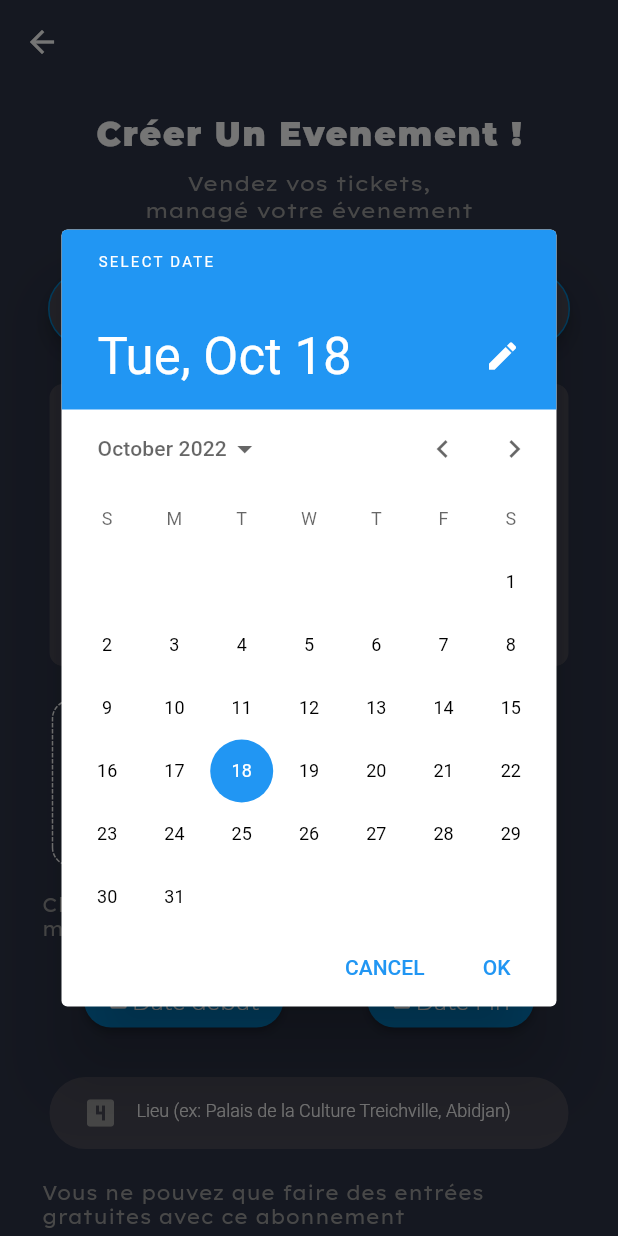
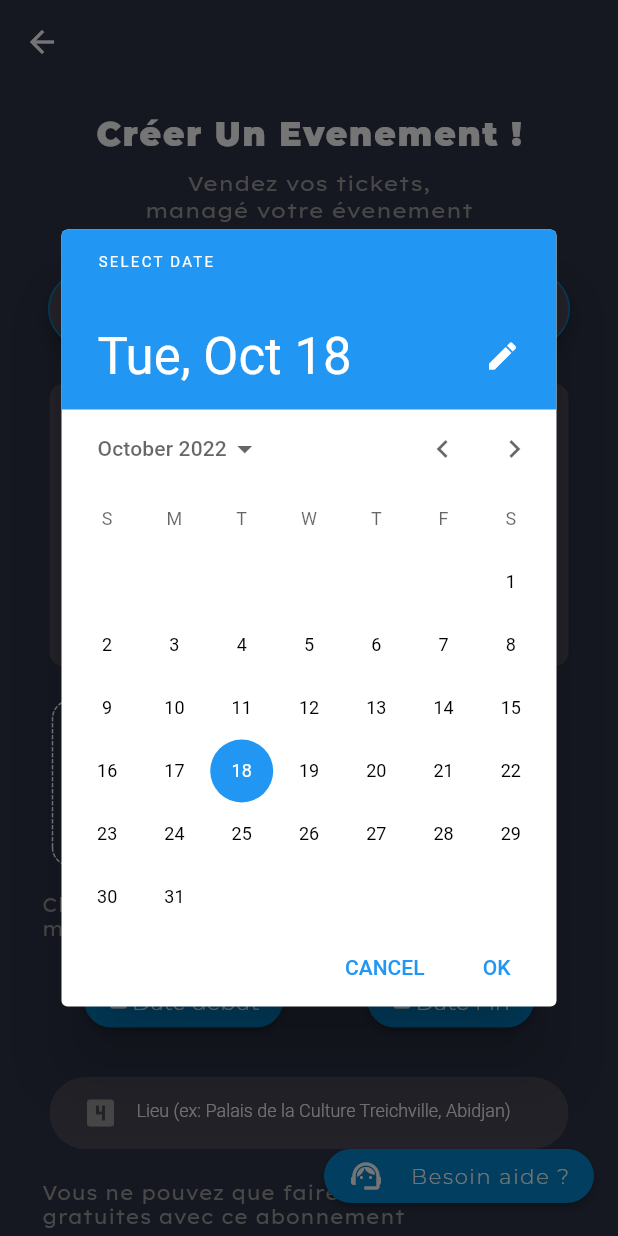
Before and after one commit to rochelryu/SHOUZ, a Flutter app: the CreateEvent screen opened by its route, after a tap on "Date debut", on a phone screen of 412 x 824 dp. Run offline on Flutter 3.47's test engine with Material 2 defaults, Android fonts, the light colour scheme and no system bars; drawn by our look-alikes of dotted_border; our stand-ins replace animated_text_kit, audioplayers, awesome_notifications, badges, cached_network_image, carousel_slider and 28 more; missing offline and left inert: flutter_hms_gms_availability, huawei_location, huawei_push, qr_code_scanner, record, ticket_widget and 1 more; accounts and stored records are empty; network calls fail.

Commit message:
more help and update package

```diff
--- a/lib/Constant/widget_common.dart
+++ b/lib/Constant/widget_common.dart
@@ -495,7 +495,7 @@ Widget detailTicket(String idTicket, String idEvent, String nameImage, int place
                 children: [
                   ticketDetailsWidget('Type ticket', typeTicket.toString().toUpperCase() == 'GRATUIT' ? typeTicket: reformatNumberForDisplayOnPrice(int.parse(typeTicket)) , 'Nbre place', placeTotal.toString()),
                   SizedBox(height: 10),
-                  ticketDetailsWidget('Prix achat', reformatNumberForDisplayOnPrice(priceTicket), 'Utilisation', '${timesDecode.length.toString()}/${durationEventByDay}'),
+                  ticketDetailsWidget('Prix achat', reformatNumberForDisplayOnPrice(priceTicket), 'Utilisation', '${timesDecode.length.toString()}/$durationEventByDay'),
                   SizedBox(height: 20),
                   Container(
                     width: double.infinity,
@@ -761,7 +761,6 @@ Widget  componentForDisplayTicketByEvent(List<dynamic> tickets, String eventTitl
               itemBuilder: (BuildContext context, int index) {
                 return Container(
                   width: 170,
-                  margin: EdgeInsets.only(right: 15),
                   child: Column(
                     children: [
                       Card(
--- a/lib/MenuDrawler.dart
+++ b/lib/MenuDrawler.dart
@@ -103,20 +103,20 @@ class _MenuDrawlerState extends State<MenuDrawler>
         else {
           if(Platform.isAndroid) {
             if(await isHms()) {
-              if("1.0.5" != getLatestVersionApp['appGallery']) {
+              if("1.0.7" != getLatestVersionApp['appGallery']) {
                 await prefs.setString('versionning', jsonEncode(getLatestVersionApp));
                 await modalForExplain("images/updateApp.png", "Une nouvelle version de l'application est disponible, pensez à mettre à jour l'application pour garantir la sécurité de tous vos contenus.", context);
                 await launchUrl(Uri.parse(linkAppGalleryForShouz), mode: LaunchMode.externalApplication);
               }
             } else {
-              if("1.0.5" != getLatestVersionApp['playstore']) {
+              if("1.0.7" != getLatestVersionApp['playstore']) {
                 await prefs.setString('versionning', jsonEncode(getLatestVersionApp));
                 await modalForExplain("images/updateApp.png", "Une nouvelle version de l'application est disponible, pensez à mettre à jour l'application pour garantir la sécurité de tous vos contenus.", context);
                 await launchUrl(Uri.parse(linkPlayStoreForShouz), mode: LaunchMode.externalApplication);
               }
             }
           } else {
-            if("1.0.5" != getLatestVersionApp['appleStore']){
+            if("1.0.7" != getLatestVersionApp['appleStore']){
               await prefs.setString('versionning', jsonEncode(getLatestVersionApp));
               await modalForExplain("images/updateApp.png", "Une nouvelle version de l'application est disponible, pensez à mettre à jour l'application pour garantir la sécurité de tous vos contenus.", context);
               await launchUrl(Uri.parse(linkAppleStoreForShouz), mode: LaunchMode.externalApplication);
--- a/lib/Pages/CreateEvent.dart
+++ b/lib/Pages/CreateEvent.dart
@@ -12,6 +12,7 @@ import 'package:shouz/Constant/Style.dart';
 import 'package:shouz/Constant/my_flutter_app_second_icons.dart';
 import 'package:shouz/Models/Categorie.dart';
 import 'package:shouz/ServicesWorker/ConsumeAPI.dart';
+import 'package:url_launcher/url_launcher.dart';
 import 'package:video_player/video_player.dart';
 
 import '../Constant/helper.dart';
@@ -63,7 +64,8 @@ class _CreateEventState extends State<CreateEvent> {
   bool _isPosition = false;
   bool _isQuantity = false;
   bool _isLoading = false;
-  bool monVal = false;
+  bool monVal = false, showFloatingAction =true;
+  ScrollController _scrollController = ScrollController();
   List<List<TextEditingController>> _controllers = [];
   List<Row> _fields = [];
 
@@ -118,6 +120,17 @@ class _CreateEventState extends State<CreateEvent> {
     // TODO: implement initState
     super.initState();
     loadCategorie();
+    _scrollController.addListener(() {
+      if(_scrollController.position.pixels >= _scrollController.position.maxScrollExtent - 100) {
+        setState(() {
+          showFloatingAction = false;
+        });
+      } else {
+        setState(() {
+          showFloatingAction = true;
+        });
+      }
+    });
   }
 
   loadCategorie() async {
@@ -240,6 +253,7 @@ class _CreateEventState extends State<CreateEvent> {
       _controller!.removeListener(() {});
       _controller!.dispose();
     }
+    _scrollController.dispose();
     super.dispose();
   }
 
@@ -890,8 +904,10 @@ class _CreateEventState extends State<CreateEvent> {
       ),
       body: GestureDetector(
         onTap: () => FocusScope.of(context).unfocus(),
-        child: SingleChildScrollView(
-          child: Padding(
+        child: ListView(
+          controller: _scrollController,
+          children: [
+            Padding(
               padding: EdgeInsets.symmetric(horizontal: 20, vertical: 20),
               child: Column(
                 mainAxisAlignment: MainAxisAlignment.center,
@@ -920,9 +936,28 @@ class _CreateEventState extends State<CreateEvent> {
                   )
                 ],
               ),
+            )
+          ],
         ),
       ),
+      floatingActionButton: showFloatingAction ? Container(width: 180,child: ElevatedButton(
+        style: raisedButtonStyle,
+        onPressed: () async {
+          await launchUrl(
+              Uri.parse("https://wa.me/2250564250219?text=Je veux créer mon évènement sur SHOUZ ÉVENEMENTIEL mais je ne sais pas comment m'y prendre." ),
+              mode: LaunchMode.externalApplication
+          );
+        },
+        child: Row(
+          mainAxisAlignment: MainAxisAlignment.spaceBetween,
+          children: [
+            Icon(Icons.support_agent),
+
+            Text("Besoin aide ?", style: Style.simpleTextOnBoard(14, colorPrimary),),
+
+          ],
         ),
+      )) :null,
     );
   }
 
--- a/lib/Pages/EventDetails.dart
+++ b/lib/Pages/EventDetails.dart
@@ -600,7 +600,7 @@ class _EventDetailsState extends State<EventDetails> {
 
           ElevatedButton(
             style: raisedButtonStyleSuccess,
-            child: loadForRecupGain ? CircularProgressIndicator(color: colorPrimary,) : Text("Recuperer Gain", style: Style.titre(18)),
+            child: loadForRecupGain ? CircularProgressIndicator(color: colorPrimary,) : Text("Recuperer Gain"),
             onPressed: () async {
               if(!loadForRecupGain) {
                 setState(() {
--- a/lib/Pages/decode_by_number.dart
+++ b/lib/Pages/decode_by_number.dart
@@ -109,7 +109,7 @@ class _DecodeByNumberState extends State<DecodeByNumber> {
 
                         decoration: InputDecoration(
                           border: InputBorder.none,
-                          suffixIcon: scanned ? CircularProgressIndicator(value: 15, strokeWidth: 1.0,): Icon(Icons.search, color: colorText, size: 15,),
+                          suffixIcon: scanned ? CircularProgressIndicator(value: 15, strokeWidth: 1.0,): Icon(Icons.search, color: colorText, size: 15),
                           hintText:
                           "Recherche par son numero",
                           hintStyle: TextStyle(
@@ -146,7 +146,7 @@ class _DecodeByNumberState extends State<DecodeByNumber> {
                         setState(() {
                           scanned = true;
                         });
-                        final inforDecode = widget.type == 1 ? await consumeAPI.decodeTicketByNumero(widget.idOfType, user['numero']):await consumeAPI.decodeTicketTravelByNumero(widget.idOfType, user['numero']);
+                        final inforDecode = widget.type == 1 ? await consumeAPI.decodeTicketEventByNumero(widget.idOfType, user['numero']):await consumeAPI.decodeTicketTravelByNumero(widget.idOfType, user['numero']);
                         if(inforDecode['etat'] == 'found') {
                           setState(() {
                             scanned = false;
--- a/lib/ServicesWorker/ConsumeAPI.dart
+++ b/lib/ServicesWorker/ConsumeAPI.dart
@@ -827,7 +827,7 @@ class ConsumeAPI {
       return res;
     });
   }
-  decodeTicketByNumero( String eventId, String numberClient) async {
+  decodeTicketEventByNumero( String eventId, String numberClient) async {
     User newClient = await DBProvider.db.getClient();
     final body = {
       'id': newClient.ident,
@@ -835,7 +835,7 @@ class ConsumeAPI {
       'eventId': eventId,
       'numberClient': numberClient,
     };
-    return _netUtil.post(DECODE_BY_NUMBER_FOR_TRAVEL_URL, body: body).then((dynamic res) async {
+    return _netUtil.post(DECODE_BY_NUMBER_URL, body: body).then((dynamic res) async {
       if(res['etat'] =='notFound' && res['error'] == "Vous n'êtes pas authorisé"){
         await DBProvider.db.delClient();
         setLevel(1);
```
Also changed, not shown: lib/Constant/Style.dart (+7 -2 lines), lib/Constant/helper.dart (+8 -0 lines), lib/OnBoarding.dart (+11 -11 lines), lib/Pages/Actualite.dart (+11 -13 lines), lib/Pages/Covoiturage.dart (+10 -17 lines), lib/Pages/CreateDeals.dart (+41 -4 lines), lib/Pages/Deals.dart (+5 -3 lines), lib/Pages/ExplainEvent.dart (+8 -6 lines), lib/Pages/add_decodeur.dart (+14 -5 lines), lib/Provider/Notifications.dart (+25 -4 lines), pubspec.yaml (+12 -12 lines), pubspec.lock, 2 other files. Lines whose indentation alone changed are shown as unchanged.
